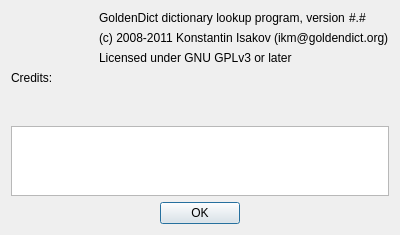
Qt form about.ui (goldendict/goldendict) before a commit.
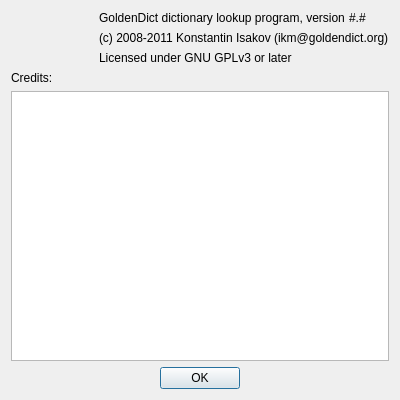
The same form after that commit. Icons and pictures are not drawn.

Commit message: Small "About" dialog improvements: Increased its size and removed weird spacer in the middle of the form.

Diff of the .ui file:
```diff
--- a/about.ui
+++ b/about.ui
@@ -10,7 +10,7 @@
     <x>0</x>
     <y>0</y>
     <width>400</width>
-    <height>235</height>
+    <height>400</height>
    </rect>
   </property>
   <property name="windowTitle">
@@ -98,19 +98,6 @@
      </property>
     </widget>
    </item>
-   <item>
-    <spacer name="verticalSpacer">
-     <property name="orientation">
-      <enum>Qt::Vertical</enum>
-     </property>
-     <property name="sizeHint" stdset="0">
-      <size>
-       <width>20</width>
-       <height>40</height>
-      </size>
-     </property>
-    </spacer>
-   </item>
    <item>
     <widget class="QTextBrowser" name="credits">
      <property name="enabled">
```
Left out of the diff: 3 changed lines with no effect on the pictures.
